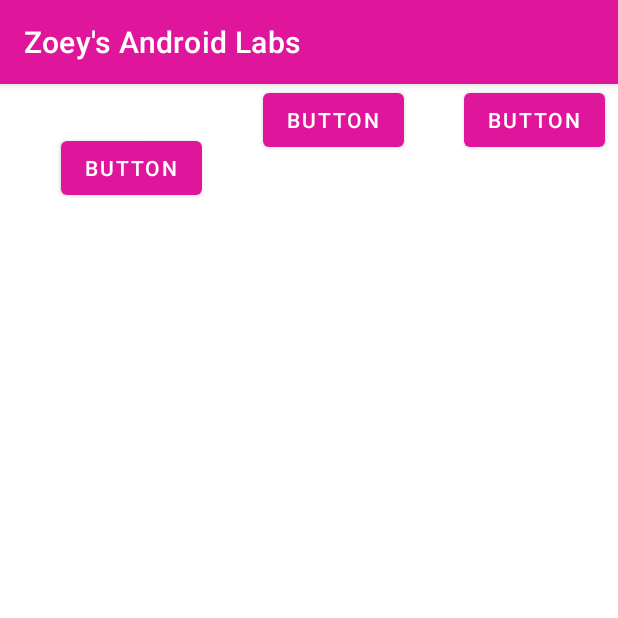
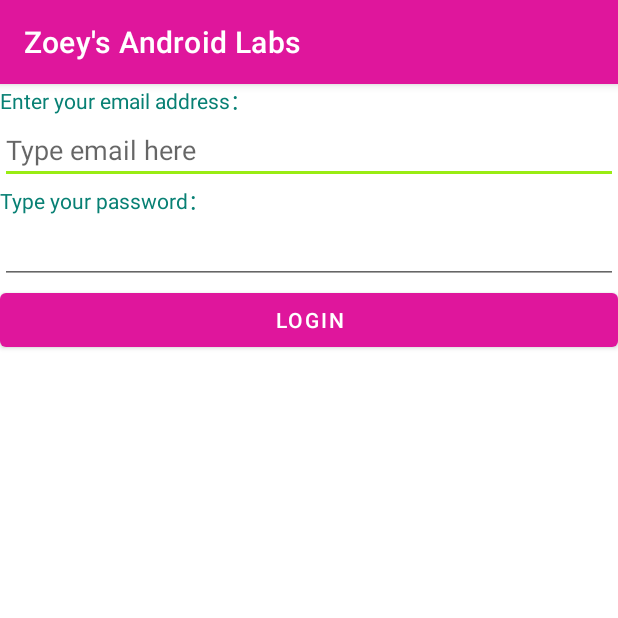
Before and after one commit to Yingyingyyz/YingSAndroidLabs, an Android app: the screen it shows after launch (MainActivity), on a phone screen of 412 x 824 dp, the top half of it. Run offline under Robolectric (Android 15) with nearby library versions, the phone set to English and light mode, and no system bars.

Commit message:
Finished week4

```diff
--- a/app/build.gradle
+++ b/app/build.gradle
@@ -29,7 +29,8 @@ android {
 }
 
 dependencies {
-
+    implementation 'androidx.activity:activity-ktx:1.2.1'
+    implementation 'androidx.fragment:fragment-ktx:1.3.1'
     implementation 'androidx.appcompat:appcompat:1.3.1'
     implementation 'com.google.android.material:material:1.4.0'
     implementation 'androidx.constraintlayout:constraintlayout:2.1.0'
--- a/app/src/main/java/algonquin/cst2335/zhao0211/MainActivity.java
+++ b/app/src/main/java/algonquin/cst2335/zhao0211/MainActivity.java
@@ -2,7 +2,14 @@ package algonquin.cst2335.zhao0211;
 
 import androidx.appcompat.app.AppCompatActivity;
 
+import android.content.Context;
+import android.content.Intent;
+import android.content.SharedPreferences;
 import android.os.Bundle;
+import android.util.Log;
+import android.view.View;
+import android.widget.Button;
+import android.widget.EditText;
 
 public class MainActivity extends AppCompatActivity {
 
@@ -10,5 +17,60 @@ public class MainActivity extends AppCompatActivity {
     protected void onCreate(Bundle savedInstanceState) {
         super.onCreate(savedInstanceState);
         setContentView(R.layout.activity_main);
+        EditText emailEdt = findViewById(R.id.email_edit);
+
+        // get local data
+        SharedPreferences prefs = getSharedPreferences("MyData", Context.MODE_PRIVATE);
+        String email = prefs.getString("email", "");
+        // set email
+        emailEdt.setText(email);
+
+        // login button click
+        findViewById(R.id.login_btn).setOnClickListener(v -> {
+            // save to local
+            String emailStr = emailEdt.getText().toString();
+            SharedPreferences.Editor editor = prefs.edit();
+            editor.putString("email", emailStr);
+            editor.apply();
+
+
+            // to SecondActivity
+            Intent nextPage = new Intent(MainActivity.this, SecondActivity.class);
+            nextPage.putExtra("email", emailStr);
+            startActivity(nextPage);
+        });
+        Log.w( "MainActivity", "In onCreate() - Loading Widgets" );
+    }
+
+
+
+    @Override
+    protected void onStart() {
+        super.onStart();
+        Log.w( "MainActivity", "In onStart() - The application is now visible on screen" );
+    }
+
+    @Override
+    protected void onResume() {
+        super.onResume();
+        Log.w( "MainActivity", "In onResume() - The application is now responding to user input" );
+    }
+
+    @Override
+    protected void onPause() {
+        super.onPause();
+        Log.w( "MainActivity", "In onPause()- The application no longer responds to user input" );
+    }
+
+    @Override
+    protected void onStop() {
+        super.onStop();
+        Log.w( "MainActivity", "In onStop() - The application is no longer visible" );
+    }
+
+    @Override
+    protected void onDestroy() {
+        super.onDestroy();
+        Log.w( "MainActivity", "onDestroy() - Any memory used by the application is freed" );
     }
 }
--- a/app/src/main/res/layout/activity_main.xml
+++ b/app/src/main/res/layout/activity_main.xml
@@ -1,43 +1,38 @@
 <?xml version="1.0" encoding="utf-8"?>
-<androidx.constraintlayout.widget.ConstraintLayout xmlns:android="http://schemas.android.com/apk/res/android"
+<LinearLayout xmlns:android="http://schemas.android.com/apk/res/android"
     xmlns:app="http://schemas.android.com/apk/res-auto"
     xmlns:tools="http://schemas.android.com/tools"
     android:layout_width="match_parent"
     android:layout_height="match_parent"
+    android:orientation="vertical"
     tools:context=".MainActivity">
 
+    <TextView
+        android:layout_width="wrap_content"
+        android:layout_height="wrap_content"
+        android:text="Enter your email address：" />
+
+    <EditText
+        android:id="@+id/email_edit"
+        android:layout_width="match_parent"
+        android:layout_height="wrap_content"
+        android:hint="Type email here" />
+
+    <TextView
+        android:layout_width="wrap_content"
+        android:layout_height="wrap_content"
+        android:text="Type your password：" />
+
+    <EditText
+        android:id="@+id/password_edit"
+        android:layout_width="match_parent"
+        android:layout_height="wrap_content"
+        android:inputType="textPassword" />
 
     <Button
-        android:id="@+id/button"
-        android:layout_width="wrap_content"
+        android:id="@+id/login_btn"
+        android:layout_width="match_parent"
         android:layout_height="wrap_content"
-        android:layout_marginStart="32dp"
-        android:layout_marginTop="32dp"
-        android:text="Button"
-        app:layout_constraintEnd_toStartOf="@+id/button2"
-        app:layout_constraintHorizontal_bias="0.5"
-        app:layout_constraintStart_toStartOf="parent"
-        app:layout_constraintTop_toTopOf="parent" />
+        android:text="login" />
 
-    <Button
-        android:id="@+id/button2"
-        android:layout_width="wrap_content"
-        android:layout_height="wrap_content"
-        android:layout_marginStart="32dp"
-        android:text="Button"
-        app:layout_constraintEnd_toStartOf="@+id/button3"
-        app:layout_constraintHorizontal_bias="0.5"
-        app:layout_constraintStart_toEndOf="@+id/button"
-        tools:layout_editor_absoluteY="34dp" />
-
-    <Button
-        android:id="@+id/button3"
-        android:layout_width="wrap_content"
-        android:layout_height="wrap_content"
-        android:layout_marginStart="32dp"
-        android:text="Button"
-        app:layout_constraintEnd_toEndOf="parent"
-        app:layout_constraintHorizontal_bias="0.5"
-        app:layout_constraintStart_toEndOf="@+id/button2"
-        tools:layout_editor_absoluteY="34dp" />
-</androidx.constraintlayout.widget.ConstraintLayout>
+</LinearLayout>
--- a/app/src/main/res/values/strings.xml
+++ b/app/src/main/res/values/strings.xml
@@ -1,5 +1,8 @@
 <resources>
     <string name="app_name">Zoey\'s Android Labs</string>
-    <string name ="hello_message">Hello world!</string>
+    <string name="hello_message">Hello world!</string>
     <string name="button_message">I\'m a button</string>
+    <string name="enter_email">Enter your email address:</string>
+    <string name="type_email">Type email here</string>
+    <string name="type_pwd">Type your password:</string>
 </resources>
```
Also changed, not shown: app/src/main/AndroidManifest.xml (+8 -1 lines), app/src/main/java/algonquin/cst2335/zhao0211/SecondActivity.java (added, +81 -0 lines), app/src/main/res/layout/activity_second.xml (added, +66 -0 lines), 1 other file.
